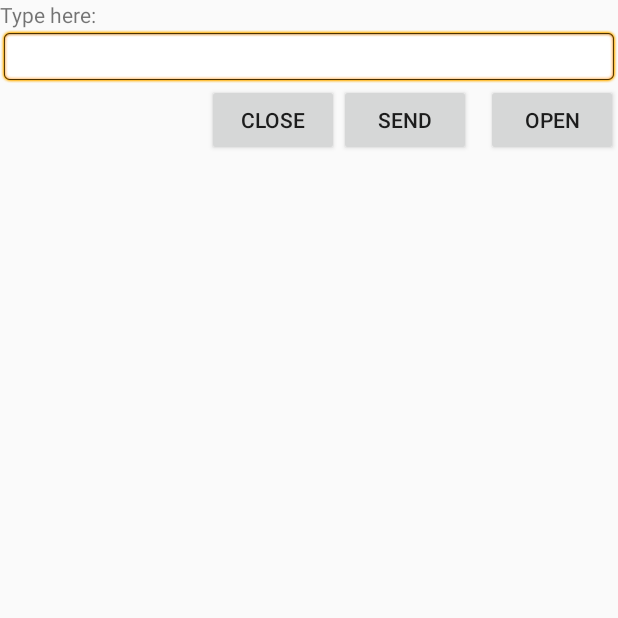
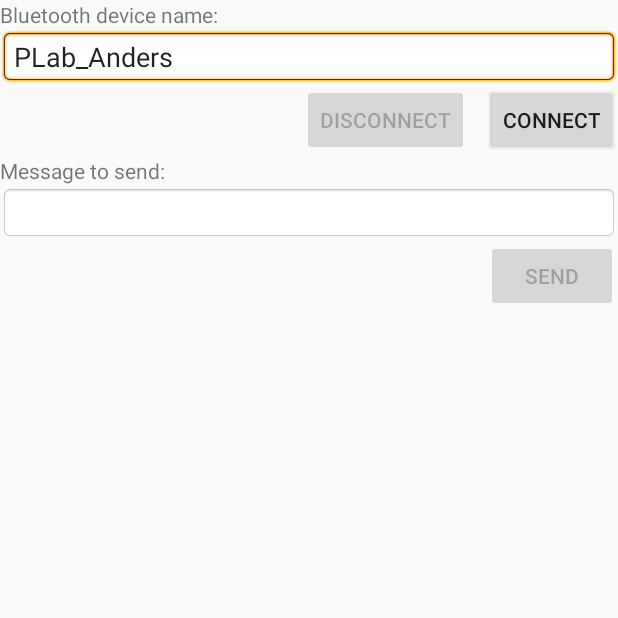
Before and after one commit to ddabble/PianoDoorbell, an Android app: the screen it shows after launch (MainActivity), on a phone screen of 412 x 824 dp, the top half of it. Run offline under Robolectric (Android 15) with nearby library versions, the light colour scheme and no system bars.

Commit message:
Improved and added GUI content
Replaced the textbox + label with a device name textbox + label and a message textbox + label, renamed the buttons, and moved the send button below the message textbox.

Also replaced the old label's function of changing text to display feedback messages, with a dedicated notification text view.

```diff
--- a/Android/PianoDoorbell/app/src/main/java/party/dabble/pianodoorbell/MainActivity.java
+++ b/Android/PianoDoorbell/app/src/main/java/party/dabble/pianodoorbell/MainActivity.java
@@ -23,6 +23,7 @@ import java.util.UUID;
 
 public class MainActivity extends Activity
 {
+	private static final String DEFAULT_BLUETOOTH_DEVICE_NAME = "PLab_Anders";
 	private BluetoothAdapter bluetoothAdapter;
 	private BluetoothSocket bluetoothSocket;
 	private BluetoothDevice bluetoothDevice;
@@ -30,8 +31,13 @@ public class MainActivity extends Activity
 	private OutputStream outputStream;
 	private InputStream inputStream;
 
-	private TextView myLabel;
-	private EditText myTextbox;
+	private EditText deviceNameBox;
+	private EditText messageBox;
+	private TextView notificationText;
+
+	private Button connectButton;
+	private Button disconnectButton;
+	private Button sendButton;
 
 	private Thread listenerThread;
 	private volatile boolean keepListening;
@@ -49,18 +55,27 @@ public class MainActivity extends Activity
 		super.onCreate(savedInstanceState);
 		setContentView(R.layout.activity_main);
 
-		Button openButton = (Button)findViewById(R.id.open);
-		Button sendButton = (Button)findViewById(R.id.send);
-		Button closeButton = (Button)findViewById(R.id.close);
-		myLabel = (TextView)findViewById(R.id.label);
-		myTextbox = (EditText)findViewById(R.id.entry);
+		deviceNameBox = findViewById(R.id.device);
+		deviceNameBox.setText(DEFAULT_BLUETOOTH_DEVICE_NAME);
 
-		//Open Button
-		openButton.setOnClickListener((View v) ->
+		messageBox = findViewById(R.id.message);
+
+		connectButton = findViewById(R.id.connect);
+		disconnectButton = findViewById(R.id.disconnect);
+		sendButton = findViewById(R.id.send);
+
+		notificationText = findViewById(R.id.notification);
+
+		// Connect button
+		connectButton.setOnClickListener((View v) ->
 		{
 			try
 			{
-				findBluetoothDevice();
+				final String deviceName = deviceNameBox.getText().toString();
+				bluetoothDevice = findBluetoothDevice(deviceName);
+				if (bluetoothDevice == null)
+					return;
+
 				connectToBluetoothDevice();
 			} catch (IOException e)
 			{
@@ -68,8 +83,8 @@ public class MainActivity extends Activity
 			}
 		});
 
-		//Close button
-		closeButton.setOnClickListener((View v) ->
+		// Disconnect button
+		disconnectButton.setOnClickListener((View v) ->
 		{
 			try
 			{
@@ -80,12 +95,12 @@ public class MainActivity extends Activity
 			}
 		});
 
-		//Send Button
+		// Send button
 		sendButton.setOnClickListener((View v) ->
 		{
 			try
 			{
-				sendData();
+				sendData(messageBox.getText().toString());
 			} catch (IOException e)
 			{
 				e.printStackTrace();
@@ -93,16 +108,20 @@ public class MainActivity extends Activity
 		});
 	}
 
-	private void findBluetoothDevice()
+	private BluetoothDevice findBluetoothDevice(String deviceName)
 	{
 		bluetoothAdapter = BluetoothAdapter.getDefaultAdapter();
 		if (bluetoothAdapter == null)
-			myLabel.setText("No bluetooth adapter available");
+		{
+			notificationText.setText("No bluetooth adapter available");
+			return null;
+		}
 
 		if (!bluetoothAdapter.isEnabled())
 		{
 			Intent enableBluetooth = new Intent(BluetoothAdapter.ACTION_REQUEST_ENABLE);
 			startActivityForResult(enableBluetooth, 0);
+			return null;
 		}
 
 		Set<BluetoothDevice> pairedDevices = bluetoothAdapter.getBondedDevices();
@@ -111,14 +130,14 @@ public class MainActivity extends Activity
 			for (BluetoothDevice device : pairedDevices)
 			{
 				String name = device.getName().trim();
-				if (name.equals("PLab_Anders"))
+				if (name.equals(deviceName))
 				{
-					bluetoothDevice = device;
-					break;
+					notificationText.setText("Bluetooth Device Found");
+					return device;
 				}
 			}
 		}
-		myLabel.setText("Bluetooth Device Found");
+		return null;
 	}
 
 	private void connectToBluetoothDevice() throws IOException
@@ -131,7 +150,7 @@ public class MainActivity extends Activity
 
 		beginListeningForData();
 
-		myLabel.setText("Bluetooth Opened");
+		notificationText.setText("Bluetooth Opened");
 	}
 
 	private void disconnectFromBluetoothDevice() throws IOException
@@ -141,15 +160,14 @@ public class MainActivity extends Activity
 		outputStream.close();
 		inputStream.close();
 		bluetoothSocket.close();
-		myLabel.setText("Bluetooth Closed");
+		notificationText.setText("Bluetooth Closed");
 	}
 
-	private void sendData() throws IOException
+	private void sendData(String message) throws IOException
 	{
-		String msg = myTextbox.getText().toString();
-		msg += "\n";
-		outputStream.write(msg.getBytes());
-		myLabel.setText("Data Sent");
+		message += "\n";
+		outputStream.write(message.getBytes());
+		notificationText.setText("Data Sent");
 	}
 
 	private void beginListeningForData()
--- a/Android/PianoDoorbell/app/src/main/res/layout/activity_main.xml
+++ b/Android/PianoDoorbell/app/src/main/res/layout/activity_main.xml
@@ -6,40 +6,65 @@
 				tools:ignore="TextFields,HardcodedText">
 
 	<TextView
-			android:id="@+id/label"
+			android:id="@+id/device_label"
 			android:layout_width="fill_parent"
 			android:layout_height="wrap_content"
-			android:text="Type here:"/>
+			android:text="Bluetooth device name:"/>
 
 	<EditText
-			android:id="@+id/entry"
+			android:id="@+id/device"
 			android:layout_width="fill_parent"
 			android:layout_height="wrap_content"
-			android:layout_below="@id/label"
+			android:layout_below="@id/device_label"
 			android:background="@android:drawable/editbox_background"/>
 
 	<Button
-			android:id="@+id/open"
+			android:id="@+id/connect"
 			android:layout_width="wrap_content"
 			android:layout_height="wrap_content"
-			android:layout_alignParentRight="true"
-			android:layout_below="@id/entry"
-			android:layout_marginLeft="10dip"
-			android:text="Open"/>
+			android:layout_alignParentEnd="true"
+			android:layout_below="@id/device"
+			android:layout_marginStart="10dip"
+			android:text="Connect"/>
+
+	<Button
+			android:id="@+id/disconnect"
+			android:layout_width="wrap_content"
+			android:layout_height="wrap_content"
+			android:layout_alignTop="@id/connect"
+			android:layout_toStartOf="@id/connect"
+			android:text="Disconnect"
+			android:enabled="false"/>
+
+	<TextView
+			android:id="@+id/message_label"
+			android:layout_width="fill_parent"
+			android:layout_height="wrap_content"
+			android:layout_below="@id/disconnect"
+			android:text="Message to send:"/>
+
+	<EditText
+			android:id="@+id/message"
+			android:layout_width="fill_parent"
+			android:layout_height="wrap_content"
+			android:layout_below="@id/message_label"
+			android:background="@android:drawable/editbox_background"
+			android:enabled="false"/>
 
 	<Button
 			android:id="@+id/send"
 			android:layout_width="wrap_content"
 			android:layout_height="wrap_content"
-			android:layout_alignTop="@id/open"
-			android:layout_toLeftOf="@id/open"
-			android:text="Send"/>
+			android:layout_alignParentEnd="true"
+			android:layout_below="@id/message"
+			android:text="Send"
+			android:enabled="false"/>
 
-	<Button
-			android:id="@+id/close"
-			android:layout_width="wrap_content"
+	<TextView
+			android:id="@+id/notification"
+			android:layout_width="fill_parent"
 			android:layout_height="wrap_content"
-			android:layout_alignTop="@id/send"
-			android:layout_toLeftOf="@id/send"
-			android:text="Close"/>
+			android:layout_below="@id/send"
+			android:layout_marginTop="20dip"
+			android:layout_marginStart="20dip"/>
 </RelativeLayout>
```
